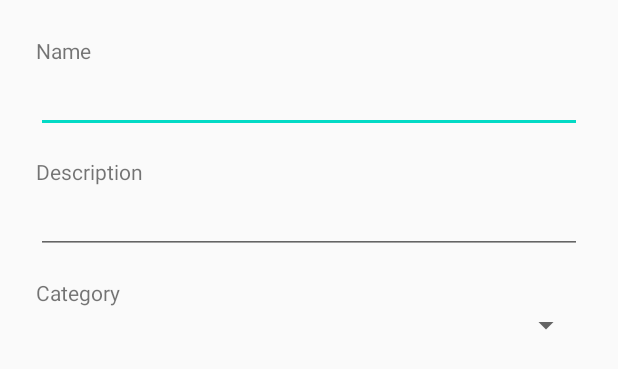
After one commit to nagy99viktor/Recepttarolo, an Android app: the layout fragment_edit_recipe_dialog.xml on its own in the app's theme, with its tools: preview values and no code run, on a phone screen of 412 x 824 dp. The commit adds this screen. Shown: the top 369 px of the screen. Run offline under Robolectric (Android 15) with nearby library versions, the phone set to English and light mode, and no system bars.

Commit message:
recipe editing working

```diff
--- a/app/src/main/java/hu/hazi/recepttarolo/MainActivity.kt
+++ b/app/src/main/java/hu/hazi/recepttarolo/MainActivity.kt
@@ -89,8 +89,9 @@ class MainActivity : AppCompatActivity(), RecipeAdapter.RecipeClickListener,
             Database.getInstance(this).ingredientDao().deleteByRecipeId(item.id)
             Database.getInstance(this).recipeDao().deleteItem(item)
             Log.d("MainActivity", "ShoppingItem delete was successful")
+            loadItemsInBackground();
         }
-        loadItemsInBackground();
+
     }
 
     override fun onRecipeCreated(newItem: Recipe) {
--- a/app/src/main/java/hu/hazi/recepttarolo/recipe/Recipe.kt
+++ b/app/src/main/java/hu/hazi/recepttarolo/recipe/Recipe.kt
@@ -8,9 +8,9 @@ import androidx.room.TypeConverter
 @Entity(tableName = "recipes")
 data class Recipe (
     @ColumnInfo(name = "id") @PrimaryKey(autoGenerate = true) val id: Long?,
-    @ColumnInfo(name = "name") val name: String,
-    @ColumnInfo(name = "description") val description: String,
-    @ColumnInfo(name = "category") val category: Category
+    @ColumnInfo(name = "name") var name: String,
+    @ColumnInfo(name = "description") var description: String,
+    @ColumnInfo(name = "category") var category: Category
 ){
     enum class Category {
         SOUP, MAIN_COURSE, DESSERT;
--- /dev/null
+++ b/app/src/main/res/layout/fragment_edit_recipe_dialog.xml
@@ -0,0 +1,40 @@
+<?xml version="1.0" encoding="utf-8"?>
+<LinearLayout
+    xmlns:android="http://schemas.android.com/apk/res/android"
+    android:layout_width="match_parent"
+    android:layout_height="match_parent"
+    android:orientation="vertical"
+    android:padding="24dip">
+
+    <TextView
+        android:layout_width="wrap_content"
+        android:layout_height="wrap_content"
+        android:text="@string/name"/>
+
+    <EditText
+        android:id="@+id/EditingRecipeNameEditText"
+        android:layout_width="match_parent"
+        android:layout_height="wrap_content"/>
+
+    <TextView
+        android:layout_width="wrap_content"
+        android:layout_height="wrap_content"
+        android:layout_marginTop="16dip"
+        android:text="@string/description"/>
+
+    <EditText
+        android:id="@+id/EditinRecipeDescriptionEditText"
+        android:layout_width="match_parent"
+        android:layout_height="wrap_content"/>
+
+    <TextView
+        android:layout_width="wrap_content"
+        android:layout_height="wrap_content"
+        android:layout_marginTop="16dip"
+        android:text="@string/category"/>
+
+    <Spinner
+        android:id="@+id/EditinRecipeCategorySpinner"
+        android:layout_width="match_parent"
+        android:layout_height="wrap_content" />
+</LinearLayout>
--- a/app/src/main/res/layout/shopping_list.xml
+++ b/app/src/main/res/layout/shopping_list.xml
@@ -42,7 +42,8 @@
         android:layout_height="50dp"
         android:layout_gravity="center_vertical"
         android:scaleType="fitXY"
-        android:src="@drawable/ic_pencil_grey600_48dp" />
+        android:src="@drawable/ic_pencil_grey600_48dp"
+        android:contentDescription="@string/edit_button" />
 
     <ImageButton
         android:id="@+id/ItemRemoveButton"
@@ -51,6 +52,7 @@
         android:layout_height="50dp"
         android:layout_gravity="center_vertical"
         android:scaleType="fitXY"
-        android:src="@drawable/ic_delete_grey600_48dp" />
+        android:src="@drawable/ic_delete_grey600_48dp"
+        android:contentDescription="@string/delete_button" />
 
 </LinearLayout>
--- a/app/src/main/res/values/strings.xml
+++ b/app/src/main/res/values/strings.xml
@@ -31,4 +31,7 @@
     <string name="add_new_recipe">Add new recipe</string>
     <string name="add_new_item">Add new item</string>
     <string name="delete_all">Delete all</string>
+    <string name="delete_button">Delete button</string>
+    <string name="edit_button">Edit button</string>
+    <string name="edit_recipe">Edit recipe</string>
 </resources>
```
Also changed, not shown: app/src/main/java/hu/hazi/recepttarolo/recipe/ingredient/IngredientAdapter.kt (+7 -2 lines), app/src/main/java/hu/hazi/recepttarolo/recipe/ingredient/NewIngredientDialogFragment.kt (+15 -4 lines), app/src/main/java/hu/hazi/recepttarolo/recipe/pager/EditRecipeDialogFragment.kt (added, +87 -0 lines), app/src/main/java/hu/hazi/recepttarolo/recipe/pager/RecipeFragment.kt (+38 -9 lines), app/src/main/res/layout/fragment_recipe.xml (+13 -0 lines), app/src/main/res/layout/ingredient_list.xml (+12 -1 lines).
